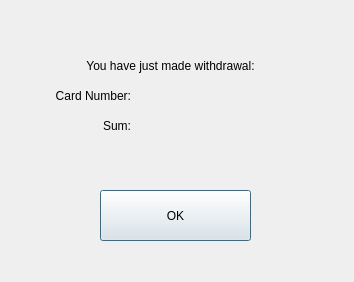
First picture: the form in client/client/gui/dialogues/withdrawalreceipt.ui, repository eugeniashurko/ATM, before the edit.
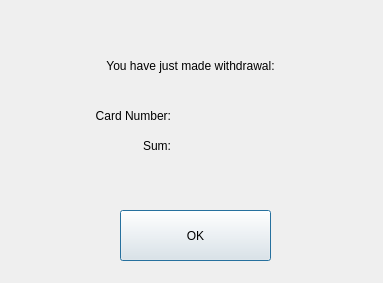
Second picture: the form after the edit.

Patch:
```diff
--- a/client/client/gui/dialogues/withdrawalreceipt.ui
+++ b/client/client/gui/dialogues/withdrawalreceipt.ui
@@ -6,8 +6,8 @@
    <rect>
     <x>0</x>
     <y>0</y>
-    <width>354</width>
-    <height>282</height>
+    <width>383</width>
+    <height>283</height>
    </rect>
   </property>
   <property name="windowTitle">
@@ -16,8 +16,8 @@
   <widget class="QPushButton" name="farewellOkButton">
    <property name="geometry">
     <rect>
-     <x>100</x>
-     <y>190</y>
+     <x>120</x>
+     <y>210</y>
      <width>151</width>
      <height>51</height>
     </rect>
@@ -29,9 +29,9 @@
   <widget class="QLabel" name="label">
    <property name="geometry">
     <rect>
-     <x>40</x>
-     <y>80</y>
-     <width>91</width>
+     <x>30</x>
+     <y>100</y>
+     <width>141</width>
      <height>31</height>
     </rect>
    </property>
@@ -45,7 +45,7 @@
   <widget class="QLabel" name="label_2">
    <property name="geometry">
     <rect>
-     <x>60</x>
+     <x>80</x>
      <y>50</y>
      <width>221</width>
      <height>31</height>
@@ -61,9 +61,9 @@
   <widget class="QLabel" name="label_3">
    <property name="geometry">
     <rect>
-     <x>70</x>
-     <y>110</y>
-     <width>61</width>
+     <x>60</x>
+     <y>130</y>
+     <width>111</width>
      <height>31</height>
     </rect>
    </property>
@@ -77,10 +77,10 @@
   <widget class="QLabel" name="label_4">
    <property name="geometry">
     <rect>
-     <x>160</x>
-     <y>90</y>
-     <width>57</width>
-     <height>15</height>
+     <x>200</x>
+     <y>100</y>
+     <width>121</width>
+     <height>31</height>
     </rect>
    </property>
    <property name="text">
@@ -90,10 +90,10 @@
   <widget class="QLabel" name="label_5">
    <property name="geometry">
     <rect>
-     <x>160</x>
-     <y>120</y>
-     <width>57</width>
-     <height>15</height>
+     <x>200</x>
+     <y>130</y>
+     <width>121</width>
+     <height>31</height>
     </rect>
    </property>
    <property name="text">
```
Left out of the diff: 17 changed lines with no effect on the pictures.
